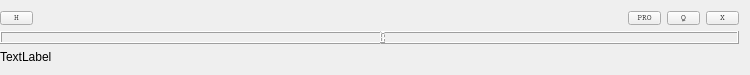
First picture: the form in Graffik/gui/film/MotionArea/motionbase.ui, repository DynamicPerception/Graffik_Legacy, before the edit.
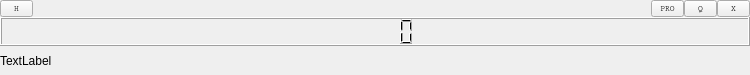
Second picture: the form after the edit.

Commit message: * Tweaking layout to match UI design files

Diff of the .ui file:
```diff
--- a/Graffik/gui/film/MotionArea/motionbase.ui
+++ b/Graffik/gui/film/MotionArea/motionbase.ui
@@ -12,7 +12,7 @@
   </property>
   <property name="minimumSize">
    <size>
-    <width>750</width>
+    <width>440</width>
     <height>75</height>
    </size>
   </property>
@@ -20,11 +20,17 @@
    <string>Form</string>
   </property>
   <layout class="QHBoxLayout" name="horizontalLayout">
-   <property name="leftMargin">
+   <property name="spacing">
+    <number>0</number>
+   </property>
+   <property name="margin">
     <number>0</number>
    </property>
    <item>
     <layout class="QGridLayout" name="gridLayout">
+     <property name="spacing">
+      <number>0</number>
+     </property>
      <item row="4" column="0" colspan="7">
       <spacer name="horizontalSpacer">
        <property name="orientation">
```
The commit also changes 5 other files.
